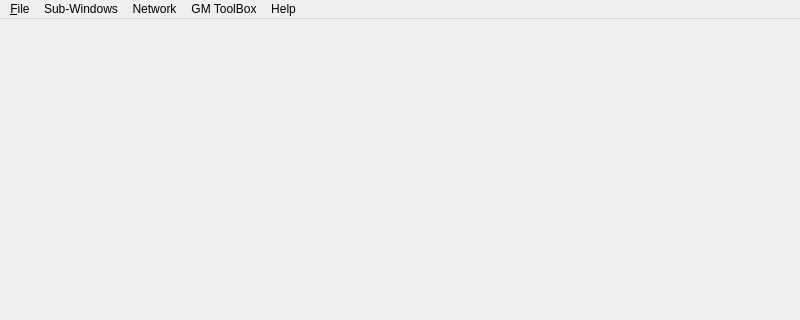
This is client/mainwindow.ui in Rolisteam/rolisteam as Qt 5 draws it before an edit; both pictures show x 0 to 800 and y 0 to 320 of the 800 by 600 pixel window. The edited form follows.
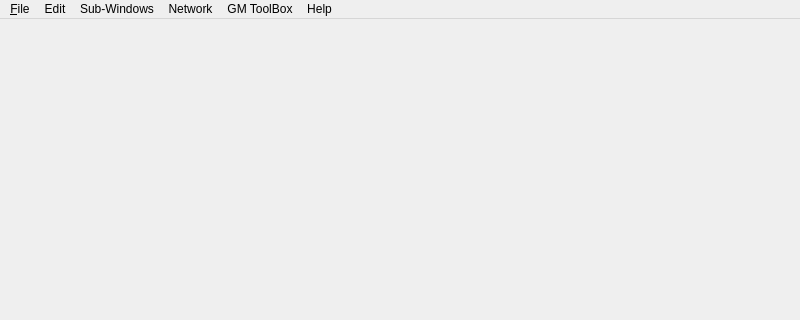
This is the edited form. Icons and pictures are not drawn.

Commit message: -remove singleton on mainwindow. -add management of undo/redo action on menu. -Add edit menu

```diff
--- a/client/mainwindow.ui
+++ b/client/mainwindow.ui
@@ -130,7 +130,13 @@
      <string>GM ToolBox</string>
     </property>
    </widget>
+   <widget class="QMenu" name="m_editMenu">
+    <property name="title">
+     <string>Edit</string>
+    </property>
+   </widget>
    <addaction name="menu_File"/>
+   <addaction name="m_editMenu"/>
    <addaction name="m_menuSubWindows"/>
    <addaction name="menuNetwork"/>
    <addaction name="m_gmToolBoxMenu"/>
```
The commit also changes 3 other files.
